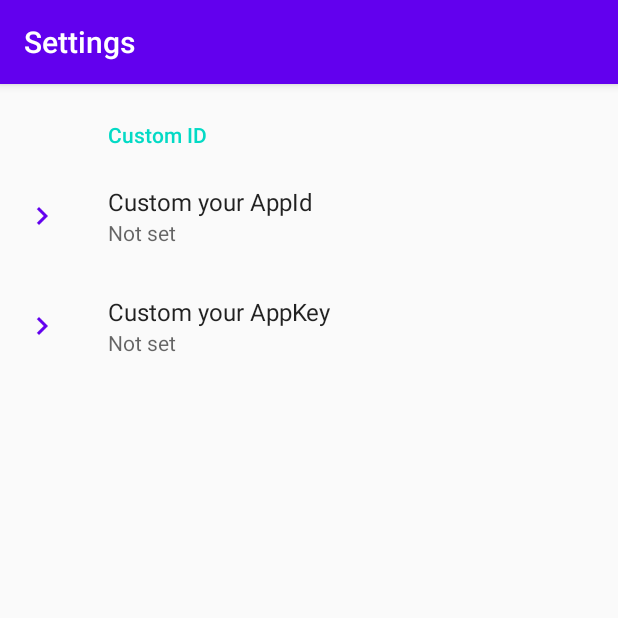
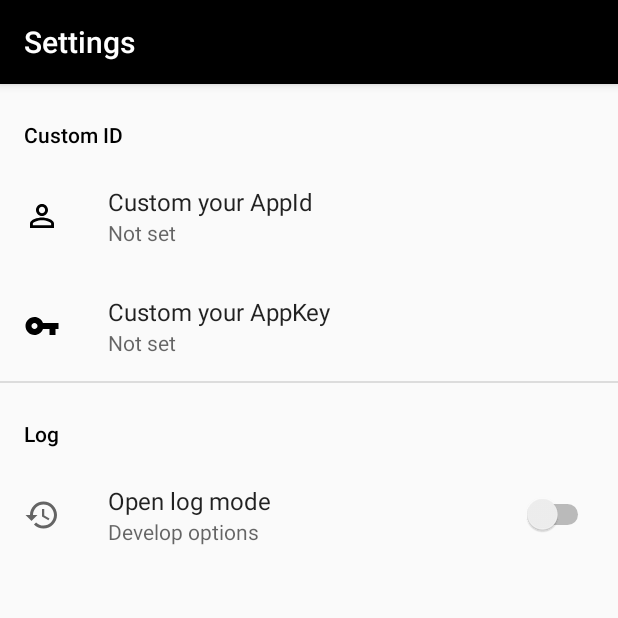
Before and after one commit to hbk01/Translate, an Android app: the screen it shows after launch (SettingsActivity), in the options menu, after a tap on "Settings", on a phone screen of 412 x 824 dp, the top half of it. Run offline under Robolectric (Android 15) with nearby library versions, the phone set to English and light mode, and no system bars; our stand-ins replace androidx.preference.

Commit message:
更改配色为黑色主题，新增log模式选项

```diff
--- a/app/src/main/res/drawable/ic_chevron_left_black_24dp.xml
+++ b/app/src/main/res/drawable/ic_chevron_left_black_24dp.xml
@@ -1,5 +1,5 @@
 <vector android:height="24dp"
-    android:tint="#6200EE"
+    android:tint="#000000"
     android:viewportHeight="24.0"
     android:viewportWidth="24.0"
     android:width="24dp"
--- a/app/src/main/res/drawable/ic_chevron_right_black_24dp.xml
+++ b/app/src/main/res/drawable/ic_chevron_right_black_24dp.xml
@@ -1,7 +1,7 @@
 <vector xmlns:android="http://schemas.android.com/apk/res/android"
     android:width="24dp"
     android:height="24dp"
-    android:tint="#6200EE"
+    android:tint="#000000"
     android:viewportWidth="24.0"
     android:viewportHeight="24.0">
     <path
--- /dev/null
+++ b/app/src/main/res/drawable/ic_id_24dp.xml
@@ -0,0 +1,10 @@
+<vector xmlns:android="http://schemas.android.com/apk/res/android"
+    android:width="24dp"
+    android:height="24dp"
+    android:tint="#000000"
+    android:viewportWidth="24"
+    android:viewportHeight="24">
+    <path
+        android:fillColor="@android:color/white"
+        android:pathData="M12,5.9c1.16,0 2.1,0.94 2.1,2.1s-0.94,2.1 -2.1,2.1S9.9,9.16 9.9,8s0.94,-2.1 2.1,-2.1m0,9c2.97,0 6.1,1.46 6.1,2.1v1.1L5.9,18.1L5.9,17c0,-0.64 3.13,-2.1 6.1,-2.1M12,4C9.79,4 8,5.79 8,8s1.79,4 4,4 4,-1.79 4,-4 -1.79,-4 -4,-4zM12,13c-2.67,0 -8,1.34 -8,4v3h16v-3c0,-2.66 -5.33,-4 -8,-4z" />
+</vector>
--- /dev/null
+++ b/app/src/main/res/drawable/ic_key_24dp.xml
@@ -0,0 +1,10 @@
+<vector xmlns:android="http://schemas.android.com/apk/res/android"
+    android:width="24dp"
+    android:height="24dp"
+    android:tint="#000000"
+    android:viewportWidth="24"
+    android:viewportHeight="24">
+    <path
+        android:fillColor="@android:color/white"
+        android:pathData="M12.65,10C11.83,7.67 9.61,6 7,6c-3.31,0 -6,2.69 -6,6s2.69,6 6,6c2.61,0 4.83,-1.67 5.65,-4H17v4h4v-4h2v-4H12.65zM7,14c-1.1,0 -2,-0.9 -2,-2s0.9,-2 2,-2 2,0.9 2,2 -0.9,2 -2,2z" />
+</vector>
--- /dev/null
+++ b/app/src/main/res/drawable/ic_log_24dp.xml
@@ -0,0 +1,10 @@
+<vector xmlns:android="http://schemas.android.com/apk/res/android"
+    android:width="24dp"
+    android:height="24dp"
+    android:tint="?attr/colorControlNormal"
+    android:viewportWidth="24"
+    android:viewportHeight="24">
+    <path
+        android:fillColor="@android:color/white"
+        android:pathData="M13,3c-4.97,0 -9,4.03 -9,9L1,12l3.89,3.89 0.07,0.14L9,12L6,12c0,-3.87 3.13,-7 7,-7s7,3.13 7,7 -3.13,7 -7,7c-1.93,0 -3.68,-0.79 -4.94,-2.06l-1.42,1.42C8.27,19.99 10.51,21 13,21c4.97,0 9,-4.03 9,-9s-4.03,-9 -9,-9zM12,8v5l4.28,2.54 0.72,-1.21 -3.5,-2.08L13.5,8L12,8z" />
+</vector>
--- a/app/src/main/res/drawable/ic_translate_black_24dp.xml
+++ b/app/src/main/res/drawable/ic_translate_black_24dp.xml
@@ -2,7 +2,7 @@
     android:width="24dp"
     android:height="24dp"
     android:alpha="1.0"
-    android:tint="#6200EE"
+    android:tint="#000000"
     android:viewportWidth="24.0"
     android:viewportHeight="24.0">
     <path
--- a/app/src/main/res/layout/activity_main.xml
+++ b/app/src/main/res/layout/activity_main.xml
@@ -21,21 +21,22 @@
 
     <LinearLayout
         android:layout_width="match_parent"
-        android:layout_height="wrap_content"
+        android:layout_height="72dp"
         android:layout_weight="0.05"
         android:orientation="vertical">
 
         <LinearLayout
             android:layout_width="match_parent"
-            android:layout_height="wrap_content"
+            android:layout_height="36dp"
             android:layout_weight="0.50"
             android:orientation="horizontal"
             tools:ignore="NestedWeights">
 
             <EditText
                 android:id="@+id/editText"
+                style="@style/Widget.AppCompat.EditText"
                 android:layout_width="wrap_content"
-                android:layout_height="match_parent"
+                android:layout_height="52dp"
                 android:layout_weight="0.99"
                 android:autofillHints="@string/input"
                 android:hint="@string/input"
--- a/app/src/main/res/layout/spinner_item.xml
+++ b/app/src/main/res/layout/spinner_item.xml
@@ -5,4 +5,4 @@
     android:layout_height="48dp"
     android:textAppearance="?android:attr/textAppearanceListItemSmall"
     android:gravity="center_horizontal|center_vertical"
-    android:textColor="@color/colorPrimary" />
+    android:textColor="@color/colorBlack" />
--- a/app/src/main/res/values/colors.xml
+++ b/app/src/main/res/values/colors.xml
@@ -3,4 +3,7 @@
     <color name="colorPrimary">#6200EE</color>
     <color name="colorPrimaryDark">#3700B3</color>
     <color name="colorAccent">#03DAC5</color>
+    <color name="colorBlack">#000000</color>
+    <color name="colorBlackLight">#000000</color>
+    <color name="colorBlackAccent">#000000</color>
 </resources>
--- a/app/src/main/res/values/strings.xml
+++ b/app/src/main/res/values/strings.xml
@@ -23,7 +23,7 @@
     <string name="menu_settings">Settings</string>
     <string name="dialog_ok">OK</string>
     <string name="title_activity_settings">Settings</string>
-    <string name="custom_id">Custom ID</string>
+    <string name="preference_catalog_custom_id">Custom ID</string>
     <string name="preference_key_appid" translatable="false">appid</string>
     <string name="preference_key_appkey" translatable="false">appkey</string>
     <string name="preference_title_custom_your_appid">Custom your AppId</string>
@@ -32,4 +32,8 @@
     <string name="error_code">Error Code: %1$s</string>
     <string name="error_msg">Error Message: %1$s</string>
     <string name="unknown_error">Unknown Error</string>
+    <string name="preference_key_log" translatable="false">log</string>
+    <string name="preference_title_open_log_mode">Open log mode</string>
+    <string name="preference_catalog_log">Log</string>
+    <string name="preference_summary_log">Develop options</string>
 </resources>
--- a/app/src/main/res/values/styles.xml
+++ b/app/src/main/res/values/styles.xml
@@ -3,9 +3,9 @@
     <!-- Base application theme. -->
     <style name="AppTheme" parent="Theme.AppCompat.Light.DarkActionBar">
         <!-- Customize your theme here. -->
-        <item name="colorPrimary">@color/colorPrimary</item>
-        <item name="colorPrimaryDark">@color/colorPrimaryDark</item>
-        <item name="colorAccent">@color/colorAccent</item>
+        <item name="colorPrimary">@color/colorBlack</item>
+        <item name="colorPrimaryDark">@color/colorBlackLight</item>
+        <item name="colorAccent">@color/colorBlackAccent</item>
     </style>
 
 </resources>
--- a/app/src/main/res/xml/root_preferences.xml
+++ b/app/src/main/res/xml/root_preferences.xml
@@ -1,19 +1,33 @@
 <PreferenceScreen xmlns:app="http://schemas.android.com/apk/res-auto">
 
-    <PreferenceCategory app:title="@string/custom_id">
+    <PreferenceCategory
+        app:iconSpaceReserved="false"
+        app:title="@string/preference_catalog_custom_id">
 
         <EditTextPreference
+            app:icon="@drawable/ic_id_24dp"
             app:key="@string/preference_key_appid"
             app:title="@string/preference_title_custom_your_appid"
-            app:icon="@drawable/ic_chevron_right_black_24dp"
             app:useSimpleSummaryProvider="true" />
 
         <EditTextPreference
+            app:icon="@drawable/ic_key_24dp"
             app:key="@string/preference_key_appkey"
             app:title="@string/preference_title_custom_your_appkey"
-            app:icon="@drawable/ic_chevron_right_black_24dp"
             app:useSimpleSummaryProvider="true" />
 
     </PreferenceCategory>
 
+    <PreferenceCategory
+        app:iconSpaceReserved="false"
+        app:title="@string/preference_catalog_log">
+
+        <SwitchPreference
+            app:icon="@drawable/ic_log_24dp"
+            app:key="@string/preference_key_log"
+            app:summary="@string/preference_summary_log"
+            app:title="@string/preference_title_open_log_mode" />
+
+    </PreferenceCategory>
+
 </PreferenceScreen>
```
Also changed, not shown: 3 other files.
